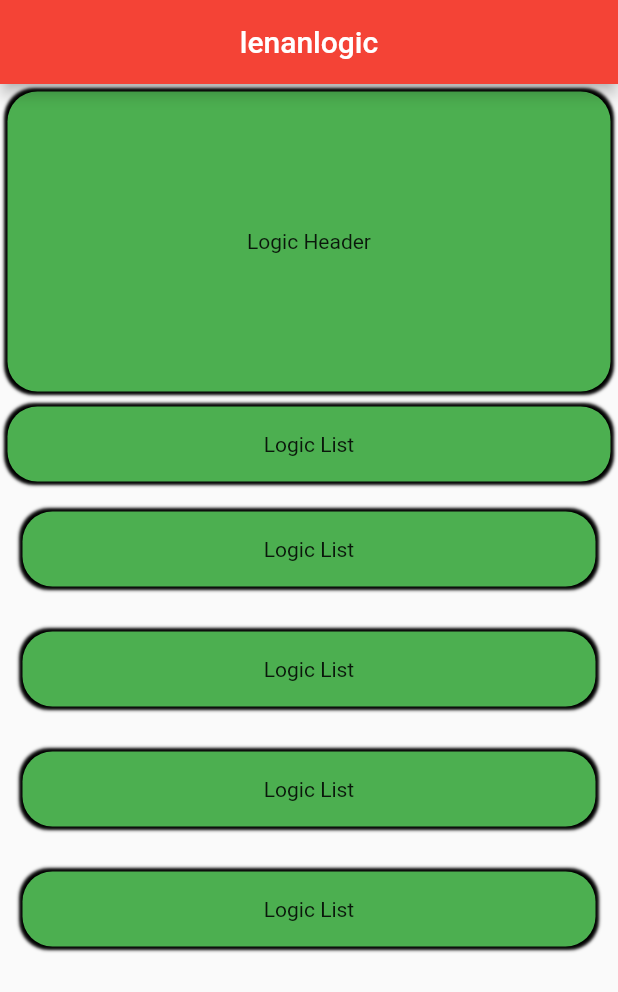
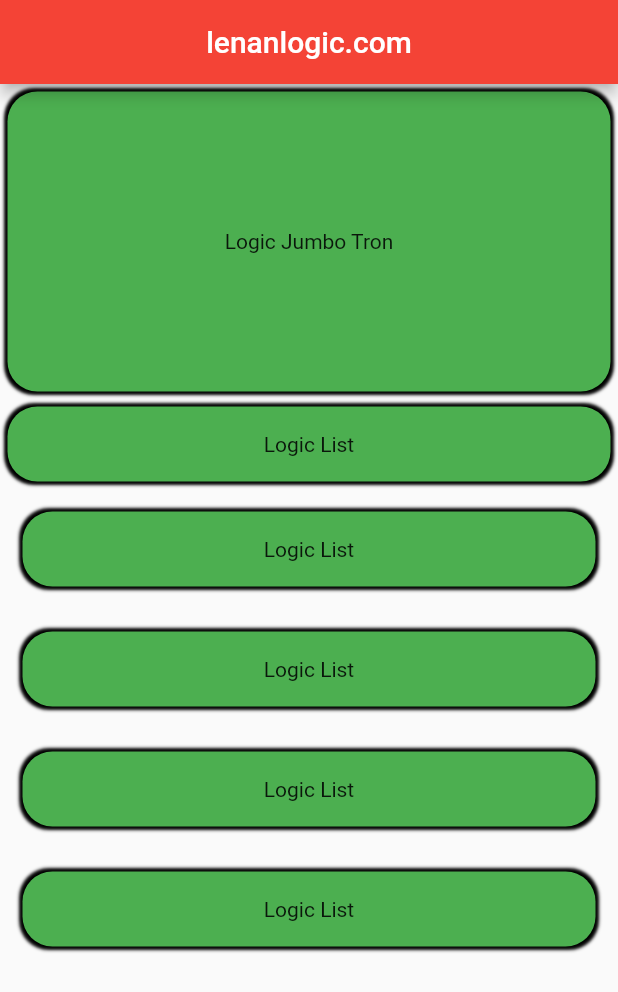
Before and after one commit to lenanbagus/flutterlagi, a Flutter app: the screen it shows after launch, on a phone screen of 412 x 824 dp. Shown: the top 992 px of the screen. Run offline on Flutter 3.47's test engine with Material 2 defaults, Android fonts, the phone set to English and light mode, and no system bars.

Commit message:
tes jetbrain

```diff
--- a/lib/home_screen.dart
+++ b/lib/home_screen.dart
@@ -7,7 +7,7 @@ class HomeScreen extends StatelessWidget {
   Widget build(BuildContext context) {
     return Scaffold(
       appBar: AppBar(
-        title: Center(child: const Text('lenanlogic')),
+        title: Center(child: const Text('lenanlogic.com')),
       ),
       body: Column(
         children: [
@@ -25,7 +25,7 @@ class HomeScreen extends StatelessWidget {
                 )
               ],
             ),
-            child: const Center(child: Text('Logic Header')),
+            child: const Center(child: Text('Logic Jumbo Tron')),
           ),
           Container(
             margin: const EdgeInsets.all(5),
--- a/lib/main.dart
+++ b/lib/main.dart
@@ -12,7 +12,7 @@ class MyApp extends StatelessWidget {
   Widget build(BuildContext context) {
     return MaterialApp(
       debugShowCheckedModeBanner: false,
-      title: 'Lenanlogic',
+      title: 'lenanlogic.com',
       theme: ThemeData(
         primarySwatch: Colors.red,
       ),
```
Also changed, not shown: pubspec.lock.
